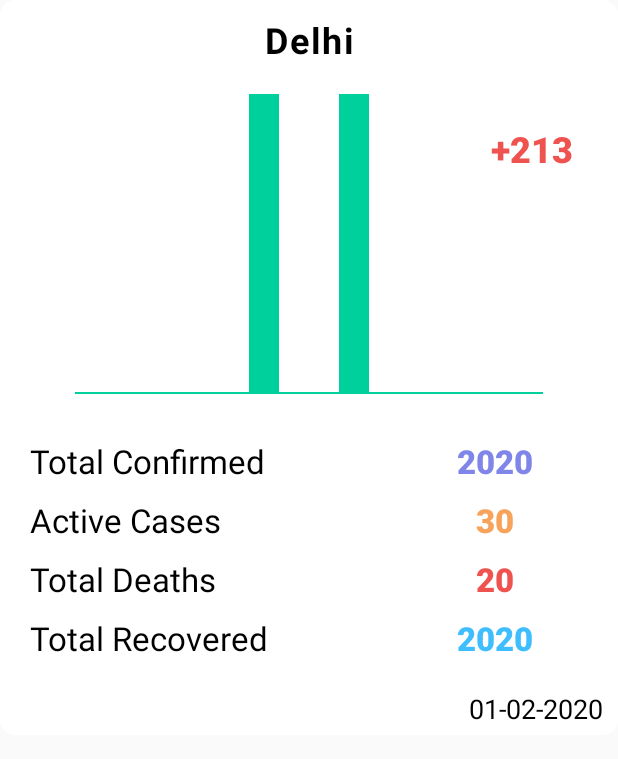
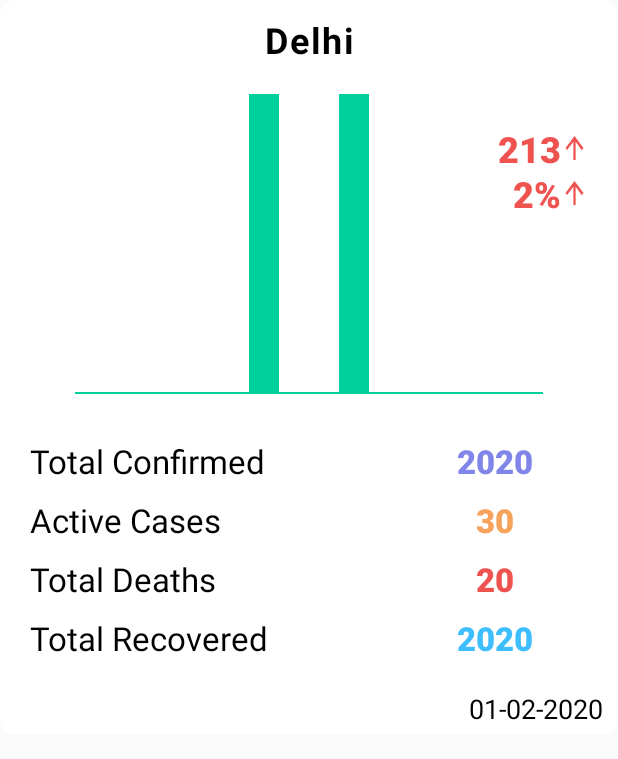
Before and after one commit to Kushal-Gera/CoronaUpdates, an Android app: the layout dialog.xml on its own in the app's theme, with its tools: preview values and no code run, on a phone screen of 412 x 824 dp. Shown: the top 759 px of the screen. Run offline under Robolectric (Android 15) with nearby library versions, the phone set to English and light mode, and no system bars; network calls fail.

Commit message:
UI changes

```diff
--- a/app/src/main/java/kushal/application/covaupdates/My_adapter.kt
+++ b/app/src/main/java/kushal/application/covaupdates/My_adapter.kt
@@ -55,14 +55,16 @@ class My_adapter(val myContext: Context, val list: MutableList<Statewise>) :
                 it.dia_confirm.text = conf
                 it.dia_death.text = list[position].deaths.trim()
                 it.dia_recovered.text = list[position].recovered.trim()
-                it.dia_increase.text = "+$inc"
+                it.dia_increase.text = inc
+                it.dia_increase_percent.text = "${inc.toInt() * 100 / conf.toInt()}%"
 
             }
 
             d.bar_before.post {
                 val h = d.bar_before.height
                 d.bar_before.animate()
-                    .translationY(inc.toFloat() * h / (inc.toFloat() + conf.toFloat())).duration = 10
+                    .translationY(inc.toFloat() * h / (inc.toFloat() + conf.toFloat())).duration =
+                    10
             }
 
         }
--- /dev/null
+++ b/app/src/main/res/drawable/ic_arrow_upward_black_24dp.xml
@@ -0,0 +1,9 @@
+<vector xmlns:android="http://schemas.android.com/apk/res/android"
+        android:width="18dp"
+        android:height="24dp"
+        android:viewportWidth="24.0"
+        android:viewportHeight="24.0">
+    <path
+        android:fillColor="@color/red"
+        android:pathData="M4,12l1.41,1.41L11,7.83V20h2V7.83l5.58,5.59L20,12l-8,-8 -8,8z"/>
+</vector>
--- a/app/src/main/res/layout/activity_main.xml
+++ b/app/src/main/res/layout/activity_main.xml
@@ -91,7 +91,7 @@
                     android:maxLines="1"
                     android:text="Region Name"
                     android:textColor="@color/black"
-                    android:textSize="24sp"
+                    android:textSize="22sp"
                     android:textStyle="bold" />
 
                 <TextView
--- a/app/src/main/res/layout/dialog.xml
+++ b/app/src/main/res/layout/dialog.xml
@@ -75,9 +75,26 @@
                 android:layout_alignParentTop="true"
                 android:layout_alignParentEnd="true"
                 android:layout_marginTop="20dp"
-                android:layout_marginEnd="30dp"
+                android:layout_marginEnd="20dp"
+                android:drawableEnd="@drawable/ic_arrow_upward_black_24dp"
                 android:fontFamily="sans-serif-medium"
-                android:text="+213"
+                android:text="213"
+                android:textColor="@color/red"
+                android:textSize="24sp"
+                android:textStyle="bold" />
+
+            <TextView
+                android:id="@+id/dia_increase_percent"
+                android:layout_width="wrap_content"
+                android:layout_height="wrap_content"
+                android:layout_alignParentTop="true"
+                android:layout_alignParentEnd="true"
+                android:layout_marginTop="50dp"
+                android:layout_marginEnd="20dp"
+                android:drawableEnd="@drawable/ic_arrow_upward_black_24dp"
+                android:fontFamily="sans-serif-medium"
+                android:maxLength="5"
+                android:text="2%"
                 android:textColor="@color/red"
                 android:textSize="24sp"
                 android:textStyle="bold" />
```
Also changed, not shown: app/src/main/java/kushal/application/covaupdates/MainActivity.kt (+5 -3 lines), app/src/main/java/kushal/application/covaupdates/My_adapter_Inter.kt (+4 -6 lines).
